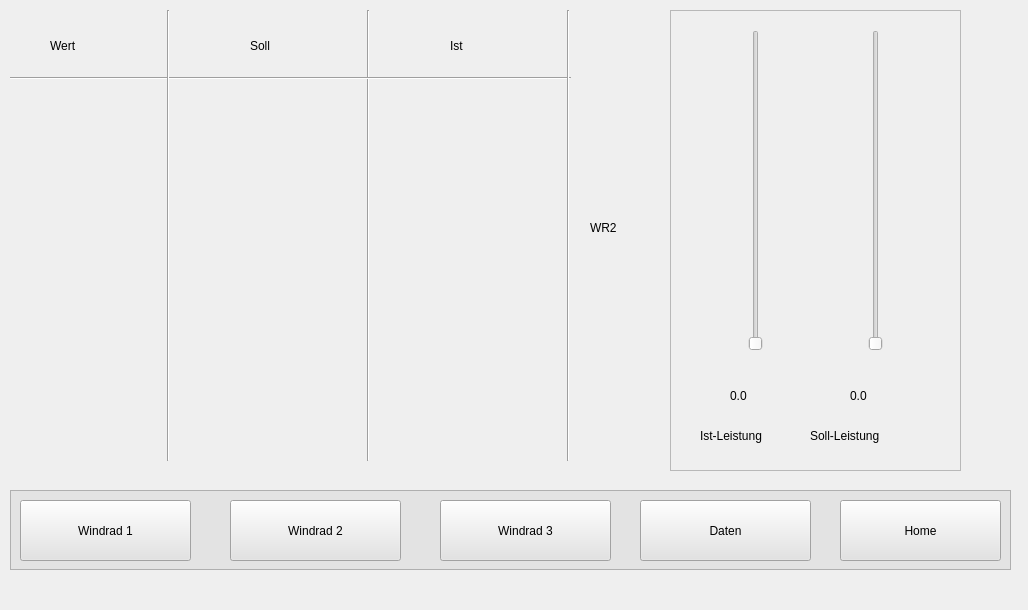
Old version of the form UI_fertig/MainWindow.ui in the repository rplenzdorf/Projekt-Anomalieerkennung.
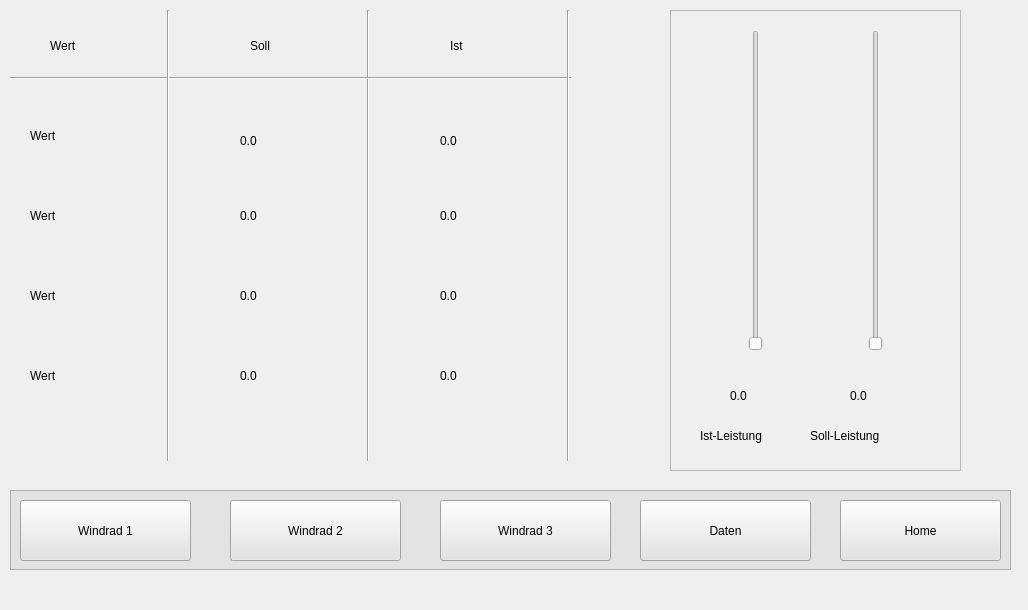
New version of the form. The open tabs and pages were chosen to show the change. Icons and pictures are not drawn. Custom widgets are drawn as their Qt base class.

Diff of the .ui file:
```diff
--- a/UI_fertig/MainWindow.ui
+++ b/UI_fertig/MainWindow.ui
@@ -1001,14 +1001,193 @@
      <widget class="QLabel" name="label_3">
       <property name="geometry">
        <rect>
-        <x>590</x>
-        <y>220</y>
-        <width>55</width>
-        <height>16</height>
+        <x>440</x>
+        <y>340</y>
+        <width>61</width>
+        <height>71</height>
        </rect>
       </property>
+      <property name="styleSheet">
+       <string notr="true">font: 18pt &quot;Arial&quot;;</string>
+      </property>
       <property name="text">
-       <string>WR2</string>
+       <string>0.0</string>
+      </property>
+     </widget>
+     <widget class="QLabel" name="num_Pist_Wr1_11">
+      <property name="geometry">
+       <rect>
+        <x>440</x>
+        <y>260</y>
+        <width>61</width>
+        <height>71</height>
+       </rect>
+      </property>
+      <property name="styleSheet">
+       <string notr="true">font: 18pt &quot;Arial&quot;;</string>
+      </property>
+      <property name="text">
+       <string>0.0</string>
+      </property>
+     </widget>
+     <widget class="QLabel" name="num_Pist_Wr1_12">
+      <property name="geometry">
+       <rect>
+        <x>240</x>
+        <y>120</y>
+        <width>61</width>
+        <height>41</height>
+       </rect>
+      </property>
+      <property name="styleSheet">
+       <string notr="true">font: 18pt &quot;Arial&quot;;</string>
+      </property>
+      <property name="text">
+       <string>0.0</string>
+      </property>
+     </widget>
+     <widget class="QLabel" name="num_Pist_Wr1_13">
+      <property name="geometry">
+       <rect>
+        <x>240</x>
+        <y>260</y>
+        <width>61</width>
+        <height>71</height>
+       </rect>
+      </property>
+      <property name="styleSheet">
+       <string notr="true">font: 18pt &quot;Arial&quot;;</string>
+      </property>
+      <property name="text">
+       <string>0.0</string>
+      </property>
+     </widget>
+     <widget class="QLabel" name="num_Pist_Wr1_14">
+      <property name="geometry">
+       <rect>
+        <x>240</x>
+        <y>180</y>
+        <width>61</width>
+        <height>71</height>
+       </rect>
+      </property>
+      <property name="styleSheet">
+       <string notr="true">font: 18pt &quot;Arial&quot;;</string>
+      </property>
+      <property name="text">
+       <string>0.0</string>
+      </property>
+     </widget>
+     <widget class="QLabel" name="num_Pist_Wr1_15">
+      <property name="geometry">
+       <rect>
+        <x>440</x>
+        <y>120</y>
+        <width>61</width>
+        <height>41</height>
+       </rect>
+      </property>
+      <property name="styleSheet">
+       <string notr="true">font: 18pt &quot;Arial&quot;;</string>
+      </property>
+      <property name="text">
+       <string>0.0</string>
+      </property>
+     </widget>
+     <widget class="QLabel" name="num_Pist_Wr1_16">
+      <property name="geometry">
+       <rect>
+        <x>440</x>
+        <y>180</y>
+        <width>61</width>
+        <height>71</height>
+       </rect>
+      </property>
+      <property name="styleSheet">
+       <string notr="true">font: 18pt &quot;Arial&quot;;</string>
+      </property>
+      <property name="text">
+       <string>0.0</string>
+      </property>
+     </widget>
+     <widget class="QLabel" name="label_28">
+      <property name="geometry">
+       <rect>
+        <x>30</x>
+        <y>280</y>
+        <width>111</width>
+        <height>31</height>
+       </rect>
+      </property>
+      <property name="styleSheet">
+       <string notr="true">font: 12pt &quot;Arial&quot;;</string>
+      </property>
+      <property name="text">
+       <string>Wert</string>
+      </property>
+     </widget>
+     <widget class="QLabel" name="label_29">
+      <property name="geometry">
+       <rect>
+        <x>30</x>
+        <y>360</y>
+        <width>111</width>
+        <height>31</height>
+       </rect>
+      </property>
+      <property name="styleSheet">
+       <string notr="true">font: 12pt &quot;Arial&quot;;</string>
+      </property>
+      <property name="text">
+       <string>Wert</string>
+      </property>
+     </widget>
+     <widget class="QLabel" name="num_Pist_Wr1_17">
+      <property name="geometry">
+       <rect>
+        <x>240</x>
+        <y>340</y>
+        <width>61</width>
+        <height>71</height>
+       </rect>
+      </property>
+      <property name="styleSheet">
+       <string notr="true">font: 18pt &quot;Arial&quot;;</string>
+      </property>
+      <property name="text">
+       <string>0.0</string>
+      </property>
+     </widget>
+     <widget class="QLabel" name="label_31">
+      <property name="geometry">
+       <rect>
+        <x>30</x>
+        <y>200</y>
+        <width>111</width>
+        <height>31</height>
+       </rect>
+      </property>
+      <property name="styleSheet">
+       <string notr="true">font: 12pt &quot;Arial&quot;;</string>
+      </property>
+      <property name="text">
+       <string>Wert</string>
+      </property>
+     </widget>
+     <widget class="QLabel" name="label_33">
+      <property name="geometry">
+       <rect>
+        <x>30</x>
+        <y>120</y>
+        <width>111</width>
+        <height>31</height>
+       </rect>
+      </property>
+      <property name="styleSheet">
+       <string notr="true">font: 12pt &quot;Arial&quot;;</string>
+      </property>
+      <property name="text">
+       <string>Wert</string>
       </property>
      </widget>
     </widget>
```
Left out of the diff: 436 changed lines with no effect on the pictures.
